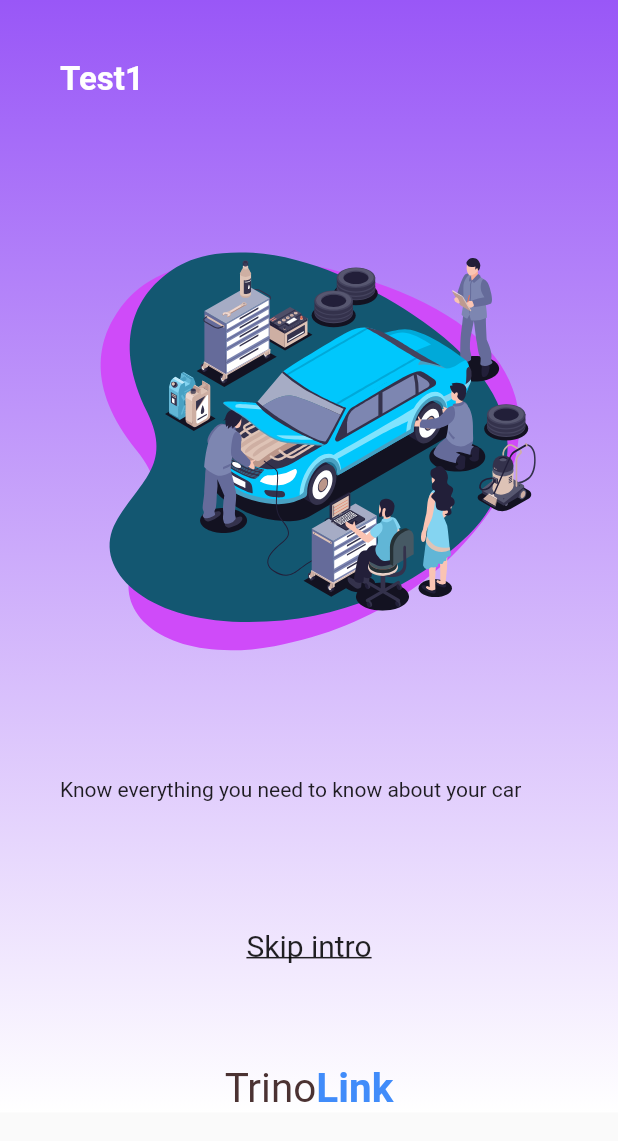
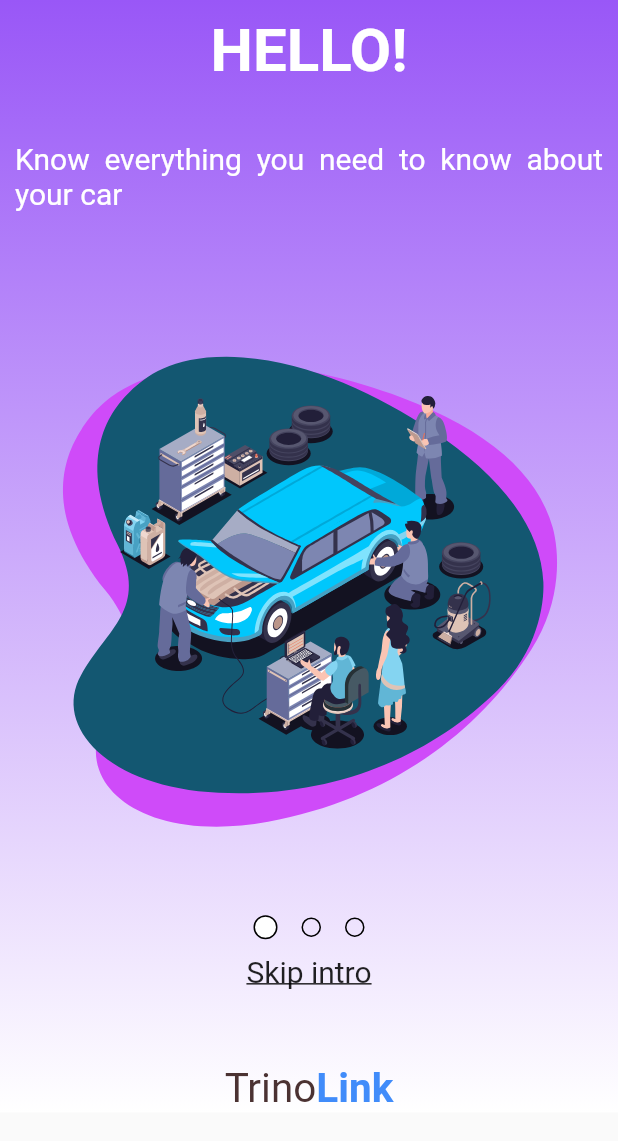
Before and after one commit to stevedmartis/flutter-app-automotriz, a Flutter app: the screen it shows after launch, on a phone screen of 412 x 824 dp. Shown: the top 1141 px of the screen. Run offline on Flutter 3.47's test engine with Material 2 defaults, Android fonts, the phone set to English and light mode, and no system bars; our stand-ins replace firebase_messaging, font_awesome_flutter, material_design_icons_flutter, websafe_svg; accounts and stored records are empty; Roboto replaces fonts that are missing (GTWalsheimPro); project files that could hold a hidden picture were left out.

Commit message:
Add balls and animations on it.

```diff
--- a/lib/_internal/component/common/styled_onboarding_message.dart
+++ b/lib/_internal/component/common/styled_onboarding_message.dart
@@ -18,20 +18,29 @@ class OnboardingMessages extends StatelessWidget {
   Widget build(BuildContext context) {
     Size _size = MediaQuery.of(context).size;
 
-    return Padding(
-      padding: const EdgeInsets.all(40.0),
-      child: Column(
-        crossAxisAlignment: CrossAxisAlignment.start,
+    return Column(
+      crossAxisAlignment: CrossAxisAlignment.center,
+      mainAxisAlignment: MainAxisAlignment.spaceBetween,
       children: <Widget>[
         Text(
           title,
           style: TextStyle(
-              fontSize: 22,
+            fontSize: 40,
             fontWeight: FontWeight.w600,
             color: Colors.white,
           ),
         ),
-          VSpace(20),
+        Text(
+          message,
+          textAlign: TextAlign.justify,
+          style: TextStyle(
+            fontFamily: 'GTWalsheimPro',
+            color: Color(0xffffffff),
+            fontSize: 20,
+            fontWeight: FontWeight.w400,
+            fontStyle: FontStyle.normal,
+          ),
+        ),
         Center(
           child: Stack(
             children: [
@@ -48,21 +57,13 @@ class OnboardingMessages extends StatelessWidget {
                 child: Container(
                   width: _size.width * 0.60,
                   height: _size.height * 0.30,
-                    child:
-                    WebsafeSvg.asset(image),
+                  child: WebsafeSvg.asset(image),
                 ),
               ),
             ],
           ),
         ),
-          VSpace(20),
-          Text(
-            message,
-            textAlign: TextAlign.justify,
-            // style: kSubtitleStyle,
-          ),
       ],
-      ),
     );
   }
 }
--- a/lib/screen/welcome/welcome_screen.dart
+++ b/lib/screen/welcome/welcome_screen.dart
@@ -7,13 +7,13 @@ class WelcomeScreen extends StatefulWidget {
 }
 
 class _WelcomeScreenState extends State<WelcomeScreen> {
+  final int _numPages = 3;
+  final PageController _pageController = PageController(initialPage: 0);
+  int _currentPage = 0;
+
   @override
   Widget build(BuildContext context) {
     Size _size = MediaQuery.of(context).size;
-
-    final int _numPages = 3;
-    final PageController _pageController = PageController(initialPage: 0);
-    int _currentPage = 0;
 
     return Scaffold(
       resizeToAvoidBottomInset: false,
@@ -38,10 +38,12 @@ class _WelcomeScreenState extends State<WelcomeScreen> {
               crossAxisAlignment: CrossAxisAlignment.center,
               children: [
                 Container(
+                  padding: EdgeInsets.all(10.0),
                   height: 600,
                   alignment: Alignment.topCenter,
                   child: PageView(
                     physics: ClampingScrollPhysics(),
+                    controller: _pageController,
                     onPageChanged: (int page) {
                       setState(() {
                         _currentPage = page;
@@ -49,22 +51,26 @@ class _WelcomeScreenState extends State<WelcomeScreen> {
                     },
                     children: <Widget>[
                       OnboardingMessages(
-                        title: "Test1",
+                        title: "HELLO!",
                         message: "Know everything you need to know about your car",
                         image: "assets/images/img-intro-1.svg",
                       ),
                       OnboardingMessages(
-                        title: "Test2",
-                        message: "Know everything you need to know about your car",
+                        title: "HELLO!",
+                        message: "Now everything you need\nto know about your car",
                         image: "assets/images/img-intro-2.svg",
                       ),
                       OnboardingMessages(
-                        title: "Test3",
+                        title: "HELLO!",
                         message: "Know everything you need to know about your car",
                         image: "assets/images/img-intro-3.svg",
                       ),
                     ],
                   ),
+                ),
+                Row(
+                  mainAxisAlignment: MainAxisAlignment.center,
+                  children: _buildPageIndicator(),
                 ),
                 GestureDetector(
                   onTap: () => {Navigator.of(context).pushNamedAndRemoveUntil("/login", (route) => false)},
@@ -85,4 +91,30 @@ class _WelcomeScreenState extends State<WelcomeScreen> {
       ),
     );
   }
+
+  List<Widget> _buildPageIndicator() {
+    List<Widget> list = [];
+    for (int i = 0; i < _numPages; i++) {
+      list.add(i == _currentPage ? _indicator(true) : _indicator(false));
+    }
+    return list;
+  }
+
+  Widget _indicator(bool isActive) {
+    return AnimatedContainer(
+      duration: Duration(microseconds: 150),
+      margin: EdgeInsets.symmetric(horizontal: 8.0),
+      height: isActive ? 16.0 : 13.0,
+      width: isActive ? 16.0 : 13.0,
+      decoration: BoxDecoration(
+        color: isActive ? Colors.white : Colors.transparent,
+        borderRadius: BorderRadius.all(
+          Radius.circular(12),
+        ),
+        border: Border.all(
+          color: Colors.black
+        ),
+      ),
+    );
+  }
 }
```
Lines whose indentation alone changed are shown as unchanged.
